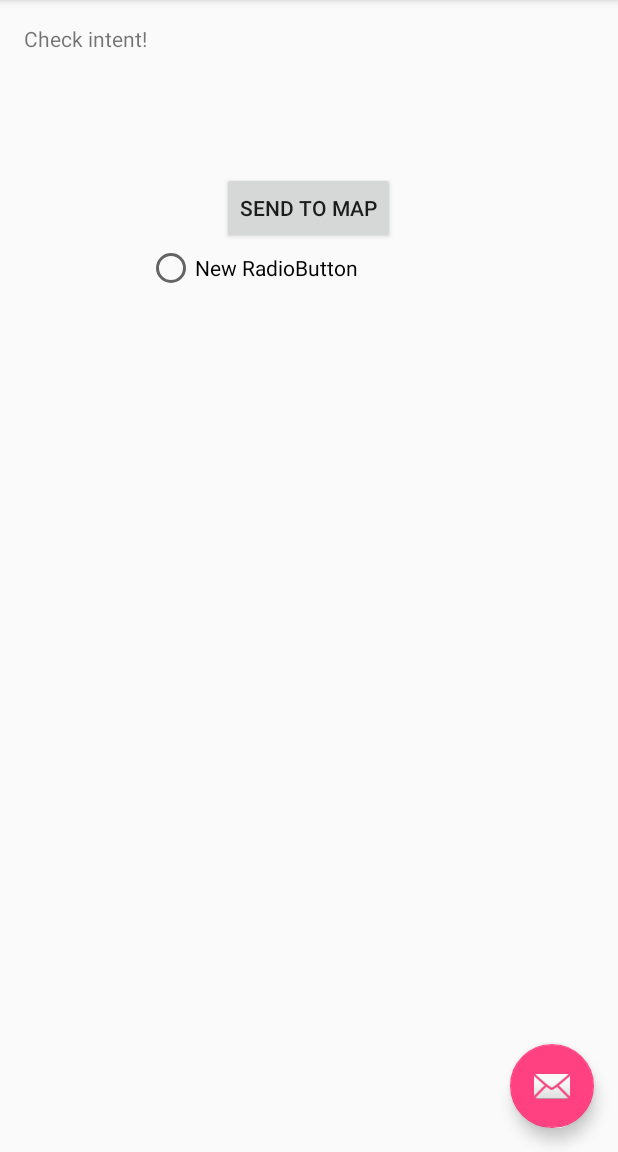
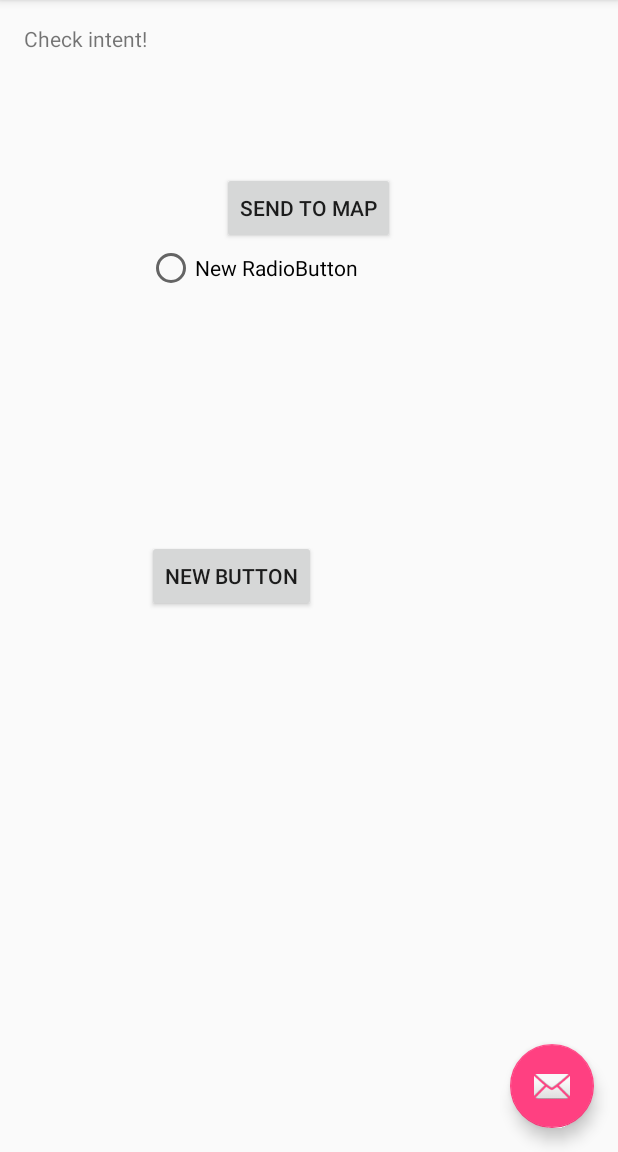
Before and after one commit to arvind9213/Intentexm, an Android app: the screen it shows after launch (MainActivity), on a phone screen of 412 x 824 dp, the part 84-1236 px from its top. Run offline under Robolectric (Android 15) with nearby library versions, the phone set to English and light mode, and no system bars.

Commit message:
commit by secind one button adde

```diff
--- a/app/src/main/res/layout/content_main.xml
+++ b/app/src/main/res/layout/content_main.xml
@@ -36,4 +36,13 @@
         android:layout_below="@+id/button"
         android:layout_toRightOf="@+id/textView"
         android:layout_toEndOf="@+id/textView" />
+
+    <Button
+        android:layout_width="wrap_content"
+        android:layout_height="wrap_content"
+        android:text="New Button"
+        android:id="@+id/button2"
+        android:layout_centerVertical="true"
+        android:layout_toRightOf="@+id/textView"
+        android:layout_toEndOf="@+id/textView" />
 </RelativeLayout>
```
